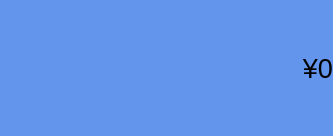
This is View/paymentplatform.ui in CodePeasant3/IPAY as Qt 5 draws it before an edit. The edited form follows.
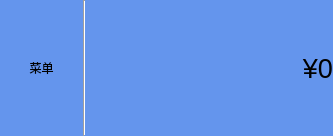
This is the edited form. Custom widgets are drawn as their Qt base class.

Commit message: 分割两个控件

Patch:
```diff
--- a/View/paymentplatform.ui
+++ b/View/paymentplatform.ui
@@ -28,7 +28,7 @@
  border: 0px;
 }</string>
    </property>
-   <layout class="QHBoxLayout" name="horizontalLayout" stretch="1,3">
+   <layout class="QHBoxLayout" name="horizontalLayout" stretch="1,0,3">
     <property name="spacing">
      <number>0</number>
     </property>
@@ -53,7 +53,17 @@
        </sizepolicy>
       </property>
       <property name="text">
-       <string/>
+       <string>菜单</string>
+      </property>
+     </widget>
+    </item>
+    <item>
+     <widget class="Line" name="line">
+      <property name="styleSheet">
+       <string notr="true">color: rgb(255, 255, 0);</string>
+      </property>
+      <property name="orientation">
+       <enum>Qt::Vertical</enum>
       </property>
      </widget>
     </item>
```
Left out of the diff: 2 changed lines with no effect on the pictures.
